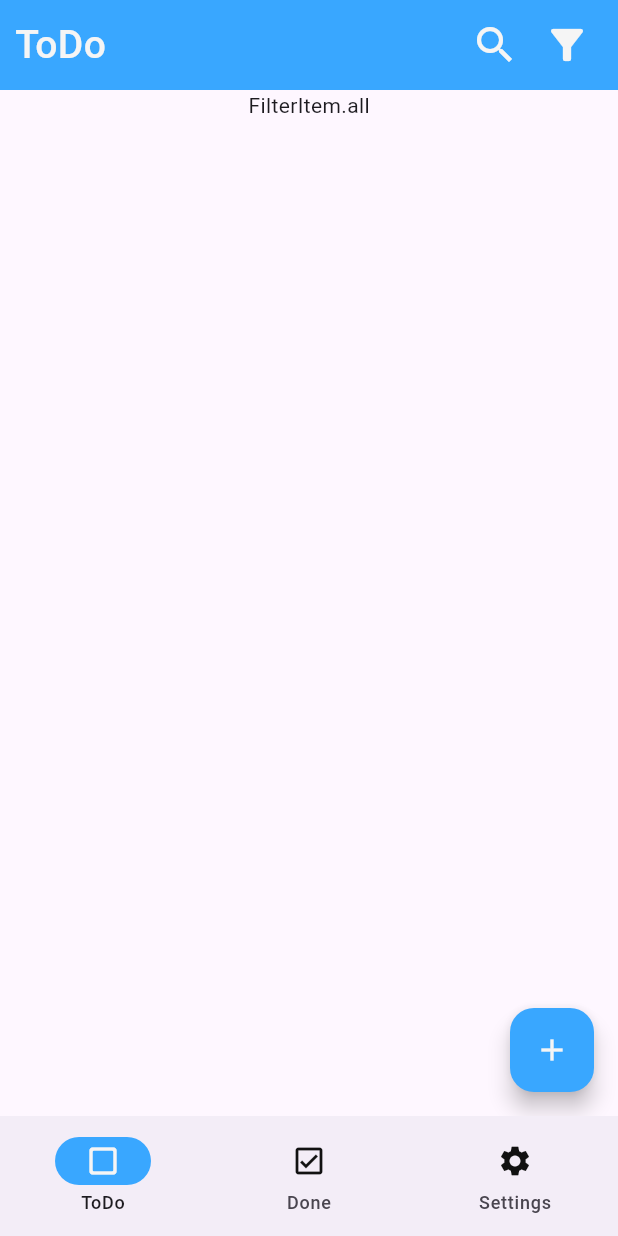
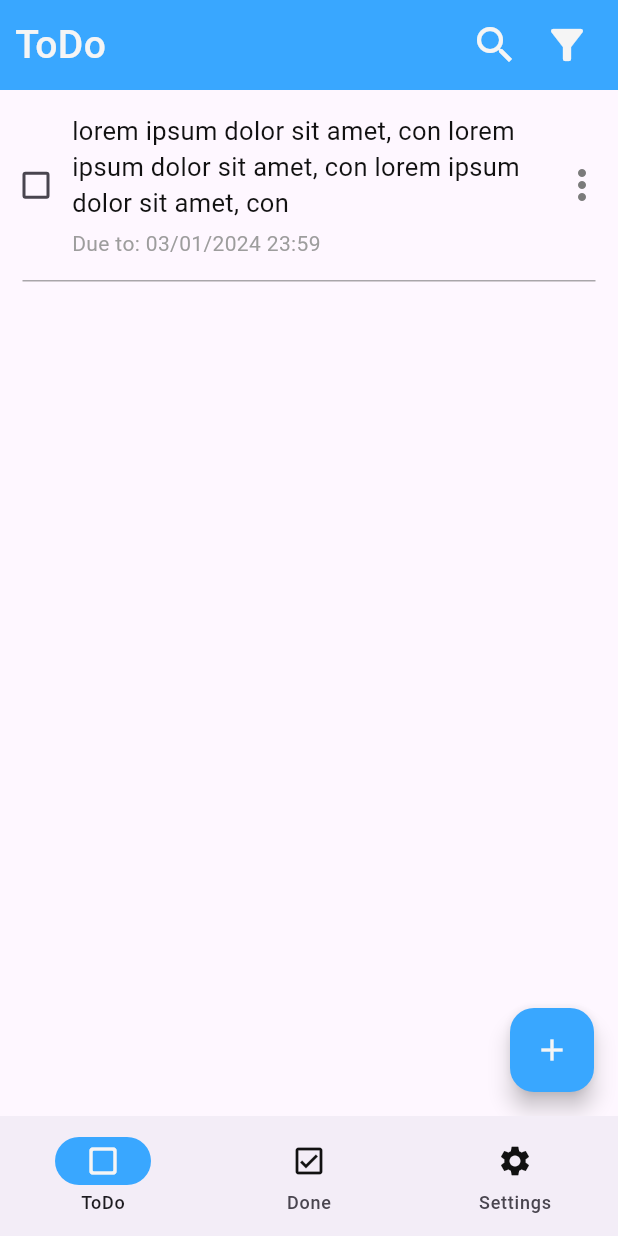
Before and after one commit to PhuocDinh462/Simple-Task, a Flutter app: the screen it shows after launch, on a phone screen of 412 x 824 dp. Run offline on Flutter 3.47's test engine with Material 3 defaults, Android fonts, the phone set to English and light mode, and no system bars.

Commit message:
feat: create task_item

```diff
--- a/lib/screens/to_do.dart
+++ b/lib/screens/to_do.dart
@@ -2,6 +2,7 @@ import 'package:flutter/material.dart';
 import 'package:to_do_list/utils/colors.dart';
 import 'package:to_do_list/widgets/custom_search_bar.dart';
 import 'package:to_do_list/widgets/filter_menu.dart';
+import 'package:to_do_list/widgets/task_item.dart';
 
 class ToDo extends StatefulWidget {
   const ToDo({Key? key}) : super(key: key);
@@ -76,9 +77,20 @@ class ToDoState extends State<ToDo> {
           ),
 
           // Body
-          Container(
-            child: Text(selectedMenu.toString()),
-          ),
+          const Column(
+            children: [
+              SizedBox(height: 15),
+              TaskItem(),
+              SizedBox(height: 15),
+              Divider(
+                height: .5,
+                thickness: .5,
+                indent: 15,
+                endIndent: 15,
+                color: TextColors.color_600,
+              ),
+            ],
+          )
         ],
       ),
     );
--- a/lib/widgets/filter_menu.dart
+++ b/lib/widgets/filter_menu.dart
@@ -29,7 +29,7 @@ class FilterMenu extends StatelessWidget {
           tooltip: 'Filter',
         );
       },
-      alignmentOffset: const Offset(-80, 0),
+      // alignmentOffset: const Offset(-80, 0),
       menuChildren: List<MenuItemButton>.generate(
         3,
         (int index) {
--- /dev/null
+++ b/lib/widgets/task_item.dart
@@ -0,0 +1,118 @@
+import 'package:flutter/material.dart';
+import 'package:to_do_list/utils/colors.dart';
+
+class TaskItem extends StatelessWidget {
+  const TaskItem({Key? key}) : super(key: key);
+
+  @override
+  Widget build(BuildContext context) {
+    return Row(
+      mainAxisAlignment: MainAxisAlignment.spaceBetween,
+      crossAxisAlignment: CrossAxisAlignment.center,
+      children: [
+        // Checkbox, content and due to
+        Expanded(
+          flex: 1,
+          child: Row(
+            children: [
+              Checkbox(
+                checkColor: Colors.white,
+                fillColor: MaterialStateProperty.resolveWith<Color?>(
+                  (Set<MaterialState> states) {
+                    if (states.contains(MaterialState.selected)) {
+                      return MainColors.primary_300;
+                    }
+                    return null;
+                  },
+                ),
+                value: false,
+                onChanged: (bool? value) {},
+              ),
+              ConstrainedBox(
+                constraints: BoxConstraints(
+                  maxWidth: MediaQuery.of(context).size.width - 100,
+                ),
+                child: const Column(
+                  crossAxisAlignment: CrossAxisAlignment.start,
+                  children: [
+                    Text(
+                      'lorem ipsum dolor sit amet, con lorem ipsum dolor sit amet, con lorem ipsum dolor sit amet, con',
+                      overflow: TextOverflow.ellipsis,
+                      maxLines: 3,
+                      style: TextStyle(
+                        fontSize: 17,
+                        color: TextColors.color_900,
+                      ),
+                    ),
+                    SizedBox(height: 5),
+                    Text(
+                      'Due to: 03/01/2024 23:59',
+                      style: TextStyle(
+                        fontSize: 14,
+                        color: TextColors.color_400,
+                      ),
+                    )
+                  ],
+                ),
+              ),
+            ],
+          ),
+        ),
+
+        // Tool menu
+        const ToolMenu(),
+      ],
+    );
+  }
+}
+
+class ToolMenu extends StatelessWidget {
+  const ToolMenu({
+    Key? key,
+  }) : super(key: key);
+
+  @override
+  Widget build(BuildContext context) {
+    return MenuAnchor(
+      builder:
+          (BuildContext context, MenuController controller, Widget? child) {
+        return IconButton(
+          onPressed: () {
+            if (controller.isOpen) {
+              controller.close();
+            } else {
+              controller.open();
+            }
+          },
+          icon: const Icon(Icons.more_vert),
+          iconSize: 32,
+          color: TextColors.color_500,
+          tooltip: 'Filter',
+        );
+      },
+      menuChildren: List<MenuItemButton>.generate(
+        2,
+        (int index) {
+          return MenuItemButton(
+            onPressed: () {},
+            child: Row(
+              children: [
+                Icon(
+                  index == 0 ? Icons.edit : Icons.delete,
+                  color: TextColors.color_600,
+                ),
+                const SizedBox(width: 10),
+                Text(
+                  index == 0 ? 'Edit' : 'Delete',
+                  style: const TextStyle(
+                    fontSize: 18,
+                  ),
+                ),
+              ],
+            ),
+          );
+        },
+      ),
+    );
+  }
+}
```
